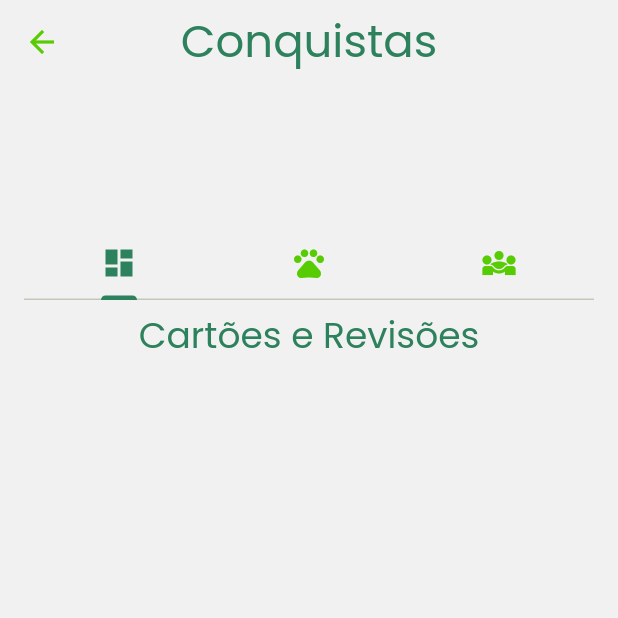
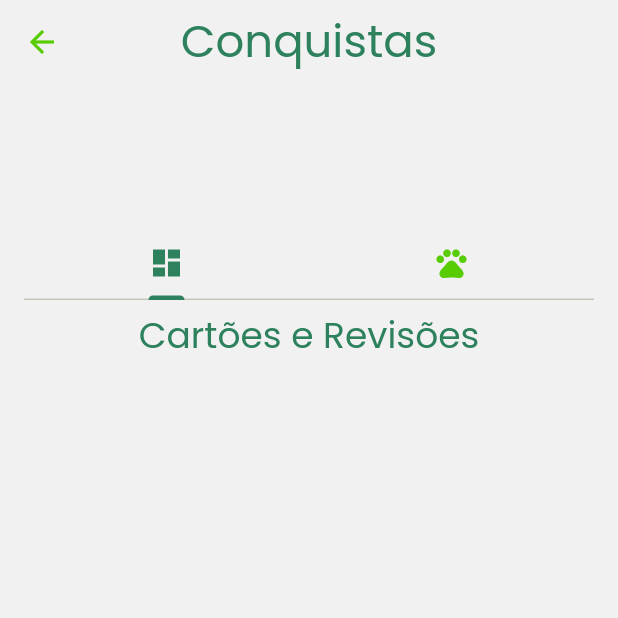
Before and after one commit to CantarinoG/flashcard-pets, a Flutter app: the AwardsScreen screen opened directly, on a phone screen of 412 x 824 dp, the top half of it. Run offline on Flutter 3.47's test engine with Material 3 defaults, Android fonts, the phone set to English and light mode, and no system bars; our stand-ins replace flutter_local_notifications, flutter_svg, flutter_timezone, image_picker, permission_handler, sqflite and 1 more; missing offline and left inert: flutter_sound; accounts and stored records are empty.

Commit message:
fix: Remove social stats and awards no longer used.

```diff
--- a/lib/screens/awards_screen.dart
+++ b/lib/screens/awards_screen.dart
@@ -99,7 +99,7 @@ class AwardsScreen extends StatelessWidget {
                 ),
                 Expanded(
                   child: DefaultTabController(
-                    length: 3,
+                    length: 2,
                     child: Column(
                       children: [
                         TabBar(
@@ -127,10 +127,6 @@ class AwardsScreen extends StatelessWidget {
                             Tab(
                                 icon: Icon(
                               Icons.pets,
-                            )),
-                            Tab(
-                                icon: Icon(
-                              Icons.diversity_3,
                             )),
                           ],
                         ),
@@ -174,21 +170,6 @@ class AwardsScreen extends StatelessWidget {
                                   ],
                                 ),
                               ),
-                              _subScreen(
-                                context,
-                                "Social",
-                                ListView(
-                                  children: [
-                                    AwardCard(21, mockedData),
-                                    AwardCard(22, mockedData),
-                                    AwardCard(23, mockedData),
-                                    AwardCard(24, mockedData),
-                                    AwardCard(25, mockedData),
-                                    AwardCard(26, mockedData),
-                                    AwardCard(27, mockedData),
-                                  ],
-                                ),
-                              ),
                             ],
                           ),
                         ),
```
Also changed, not shown: lib/screens/statistics_screen.dart (+0 -15 lines).
